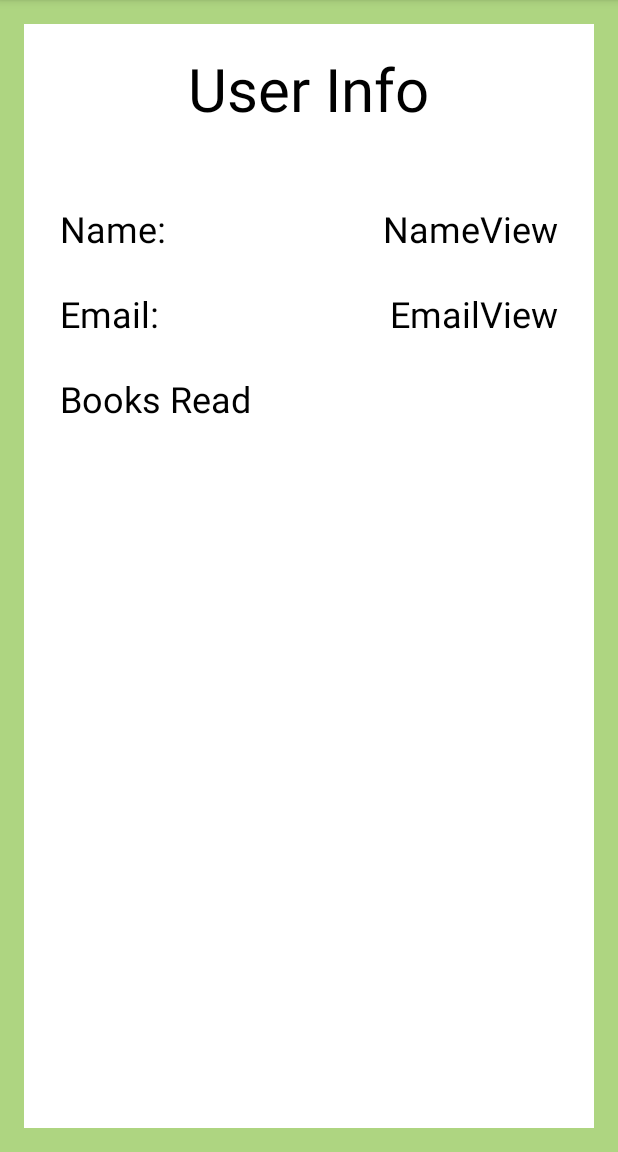
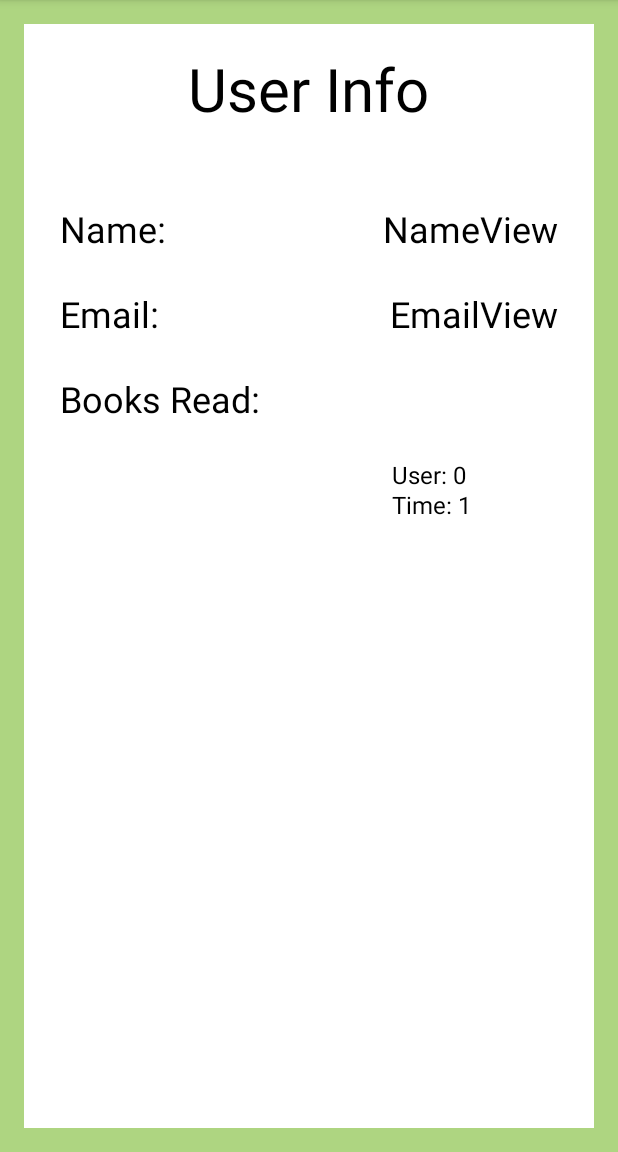
Before and after one commit to alprael/ReadWithoutMe, an Android app: the fragment UserInfoFragment placed in its activity, on a phone screen of 412 x 824 dp, the part 84-1236 px from its top. Run offline under Robolectric (Android 15) with nearby library versions, the phone set to English and light mode, and no system bars; our stand-ins replace Room's generated code; libraries missing offline, so code that uses them is left out: android.arch.persistence; 2 statements that could not run were skipped.

Commit message:
added a list view to the user info fragment. also worked on the read me

```diff
--- /dev/null
+++ b/app/src/main/java/com/alprael/readwithoutme/controller/ListAdapter.java
@@ -0,0 +1,62 @@
+package com.alprael.readwithoutme.controller;
+
+import android.content.Context;
+import android.support.annotation.NonNull;
+import android.support.annotation.Nullable;
+import android.view.LayoutInflater;
+import android.view.View;
+import android.view.ViewGroup;
+import android.widget.ArrayAdapter;
+import android.widget.TextView;
+import com.alprael.readwithoutme.R;
+import com.alprael.readwithoutme.model.entity.BooksRead;
+import com.alprael.readwithoutme.model.entity.User;
+import java.util.List;
+
+public class ListAdapter extends ArrayAdapter<BooksRead> {
+
+  private List<BooksRead> listBooksRead;
+  private TextView bookTitle, bookTime, user;
+
+  public ListAdapter(Context context, List<BooksRead> listBooksRead) {
+    super(context, 0);
+    this.listBooksRead = listBooksRead;
+  }
+
+
+
+  @Override
+  public int getCount() {
+    return listBooksRead.size();
+  }
+
+  @Nullable
+  @Override
+  public BooksRead getItem(int position) {
+    return listBooksRead.get(position);
+  }
+
+  @Override
+  public long getItemId(int position) {
+    return position;
+  }
+
+  @NonNull
+  @Override
+  public View getView(int position, View convertView, ViewGroup parent) {
+    LayoutInflater inflater;
+    BooksRead booksRead = getItem(position);
+    if (convertView == null) {
+      inflater = (LayoutInflater) getContext()
+          .getSystemService(getContext().LAYOUT_INFLATER_SERVICE);
+      convertView = inflater.inflate(R.layout.fragment_user_info_text, null);
+    }
+    bookTitle = convertView.findViewById(R.id.fragment_user_info_text_tv1);
+    user = convertView.findViewById(R.id.fragment_user_info_text_tv2);
+    bookTime = convertView.findViewById(R.id.fragment_user_info_text_tv3);
+    bookTitle.setText(booksRead.getBookName());
+    user.setText("User: " + booksRead.getUserId());
+    bookTime.setText("Time: " + String.valueOf(booksRead.getBookReadTime()));
+    return convertView;
+  }
+}
--- a/app/src/main/java/com/alprael/readwithoutme/controller/MainActivity.java
+++ b/app/src/main/java/com/alprael/readwithoutme/controller/MainActivity.java
@@ -1,5 +1,6 @@
 package com.alprael.readwithoutme.controller;
 
+import android.content.Context;
 import android.os.AsyncTask;
 import android.support.v7.app.AppCompatActivity;
 import android.os.Bundle;
@@ -16,6 +17,7 @@ import com.alprael.readwithoutme.view.SignInFragment;
 public class MainActivity extends AppCompatActivity {
 
   private RWMDatabase rWMDatabase;
+  private Context context;
   private long userId;
 
 
--- a/app/src/main/java/com/alprael/readwithoutme/model/dao/BookDao.java
+++ b/app/src/main/java/com/alprael/readwithoutme/model/dao/BookDao.java
@@ -34,6 +34,9 @@ public interface BookDao {
   @Query("SELECT file_name FROM books WHERE book_id=:bookId")
   String selectFileName(long bookId);
 
+  @Query("SELECT * FROM books WHERE file_name=:fileName")
+  Book selectAllFileName(String fileName);
+
   @Query("SELECT resource_image FROM books WHERE book_id=:bookId")
   int selectAllResImage(long bookId);
 
--- a/app/src/main/java/com/alprael/readwithoutme/model/dao/BooksReadDao.java
+++ b/app/src/main/java/com/alprael/readwithoutme/model/dao/BooksReadDao.java
@@ -35,14 +35,18 @@ public interface BooksReadDao {
   @Query("SELECT * FROM booksRead WHERE user_id=:userId")
   BooksRead selectAllUserId(long userId);
 
-  @Query("SELECT user_id FROM booksRead WHERE user_id=:userId")
+  @Query("SELECT user_id FROM users WHERE user_id=:userId")
   Long selectUserId(long userId);
 
-  @Query("SELECT book_id FROM booksRead WHERE book_id=:bookId")
+  @Query("SELECT book_id FROM books WHERE book_id=:bookId")
   Long selectBookId(long bookId);
 
   @Query("SELECT * FROM booksRead WHERE book_read_time=:bookReadTime")
   BooksRead selectAllBookReadTime(long bookReadTime);
+
+  @Query("SELECT * FROM booksRead WHERE book_name=:bookName")
+  BooksRead selectAllBookName(String bookName);
+
 
 
   @Update(onConflict = OnConflictStrategy.REPLACE)
--- a/app/src/main/java/com/alprael/readwithoutme/model/dao/UserDao.java
+++ b/app/src/main/java/com/alprael/readwithoutme/model/dao/UserDao.java
@@ -25,17 +25,18 @@ public interface UserDao {
   @Insert(onConflict = OnConflictStrategy.REPLACE)
   List<Long> insert(List<User> users);
 
-  @Query("SELECT * FROM users ORDER BY display_name ASC")
+  @Query("SELECT * FROM users ORDER BY user_name ASC")
   List<User> select();
 
   @Query("SELECT * FROM users WHERE user_id=:userId")
-  User selectUser(long userId);
+  User selectAllUser(long userId);
+
 
   @Query("SELECT * FROM users WHERE email=:email")
   User selectEmail(String email);
 
-  @Query("SELECT * FROM users WHERE display_name=:displayName")
-  User selectDisplayName(String displayName);
+  @Query("SELECT * FROM users WHERE user_name=:userName")
+  User selectUserName(String userName);
 
   @Update(onConflict = OnConflictStrategy.REPLACE)
   int update(User users);
--- a/app/src/main/java/com/alprael/readwithoutme/model/entity/BooksRead.java
+++ b/app/src/main/java/com/alprael/readwithoutme/model/entity/BooksRead.java
@@ -10,12 +10,13 @@ import android.support.annotation.NonNull;
 /**
  * BooksRead entity for the Read Without Me database.
  * This entity is the main connection between user and book.
- * It takes in a book_id and a user_id.
+ * It takes in a book_id with a book_name, and a user_id with a display_name
  * It does so only when the user has successfully read a book.
  */
 @Entity(
     tableName = "booksRead",
-    indices = {@Index(value = {"books_read_id", "user_id"}, unique = true)},
+    indices = {@Index(value = {"books_read_id", "user_id", "book_id", "book_name"},
+        unique = true)},
     foreignKeys = {@ForeignKey(entity = User.class, parentColumns = "user_id",
         childColumns = "user_id"), @ForeignKey(entity = Book.class,
         parentColumns = "book_id", childColumns = "book_id")})
@@ -29,9 +30,14 @@ public class BooksRead {
   @ColumnInfo(name = "user_id")
   private long userId;
 
+
   @NonNull
   @ColumnInfo(name = "book_id")
   private long bookId;
+
+  @NonNull
+  @ColumnInfo(name = "book_name")
+  private String bookName;
 
   @NonNull
   @ColumnInfo(name = "book_read_time")
@@ -105,4 +111,24 @@ public class BooksRead {
   public void setBookReadTime(long bookReadTime) {
     this.bookReadTime = bookReadTime;
   }
+
+  /**
+   * Allows rest of project to grab the book name from the book entity in relation
+   * to the booksRead entity
+   * @return
+   */
+  @NonNull
+  public String getBookName() {
+    return bookName;
+  }
+
+  /**
+   * Allows rest of project to set a book name in relation to the booksRead entity
+   * (is already set from the book entity.)
+   * @param bookName
+   */
+  public void setBookName(@NonNull String bookName) {
+    this.bookName = bookName;
+  }
+
 }
--- a/app/src/main/java/com/alprael/readwithoutme/view/MainBookFragment.java
+++ b/app/src/main/java/com/alprael/readwithoutme/view/MainBookFragment.java
@@ -58,7 +58,7 @@ public class MainBookFragment extends Fragment {
         bundle.putLong("book_id",adapter.getItem(position).getId());
         bookFragment.setArguments(bundle);
         FragmentTransaction transaction = getFragmentManager().beginTransaction()
-            .addToBackStack("info");
+            .addToBackStack(null);
         transaction.replace(R.id.frag_container, bookFragment);
         transaction.commit();
         Toast.makeText(getContext(), "Make sure to press the start button before reading!",
@@ -69,8 +69,7 @@ public class MainBookFragment extends Fragment {
 
   private void goToInfo() {
     UserInfoFragment userInfo = new UserInfoFragment();
-    FragmentTransaction transaction = getFragmentManager().beginTransaction()
-        .addToBackStack("info");
+    FragmentTransaction transaction = getFragmentManager().beginTransaction().addToBackStack(null);
     transaction.replace(R.id.frag_container, userInfo);
     transaction.commit();
   }
--- a/app/src/main/java/com/alprael/readwithoutme/view/QuizFragment.java
+++ b/app/src/main/java/com/alprael/readwithoutme/view/QuizFragment.java
@@ -45,7 +45,7 @@ public class QuizFragment extends Fragment {
 
   private void goToHome() {
     MainBookFragment mainBookFragment = new MainBookFragment();
-    FragmentTransaction transaction = getFragmentManager().beginTransaction();
+    FragmentTransaction transaction = getFragmentManager().beginTransaction().addToBackStack(null);
     transaction.replace(R.id.frag_container, mainBookFragment);
     transaction.commit();
   }
@@ -53,7 +53,7 @@ public class QuizFragment extends Fragment {
   private void goToInfo() {
     UserInfoFragment userInfo = new UserInfoFragment();
     FragmentTransaction transaction = getFragmentManager().beginTransaction()
-        .addToBackStack("info");
+        .addToBackStack(null);
     transaction.replace(R.id.frag_container, userInfo);
     transaction.commit();
   }
@@ -66,7 +66,7 @@ public class QuizFragment extends Fragment {
   @Override
   public boolean onOptionsItemSelected(MenuItem item) {
     switch (item.getItemId()) {
-      case R.id.quiz_fragment_menu_home:
+      case R.id.quiz_fragment_menu_done:
         goToHome();
         break;
       case R.id.quiz_fragment_menu_user_info:
--- a/app/src/main/java/com/alprael/readwithoutme/view/UserInfoFragment.java
+++ b/app/src/main/java/com/alprael/readwithoutme/view/UserInfoFragment.java
@@ -1,5 +1,6 @@
 package com.alprael.readwithoutme.view;
 
+import android.content.Context;
 import android.os.AsyncTask;
 import android.os.Bundle;
 import android.support.annotation.NonNull;
@@ -11,13 +12,16 @@ import android.view.Menu;
 import android.view.MenuInflater;
 import android.view.MenuItem;
 import android.view.View;
-import android.view.View.OnClickListener;
 import android.view.ViewGroup;
+import android.widget.ListView;
 import android.widget.TextView;
 import com.alprael.readwithoutme.R;
+import com.alprael.readwithoutme.controller.ListAdapter;
 import com.alprael.readwithoutme.controller.MainActivity;
 import com.alprael.readwithoutme.model.database.RWMDatabase;
+import com.alprael.readwithoutme.model.entity.BooksRead;
 import com.alprael.readwithoutme.model.entity.User;
+import java.util.List;
 
 /**
  * Fragment that inflates the view with the user's info.
@@ -26,6 +30,9 @@ public class UserInfoFragment extends Fragment {
 
   private View view;
   private TextView userInfoDisplayName, userInfoDisplayEmail, userInfoDisplayBooksRead;
+  private ListView userInfoListView;
+  private List<BooksRead> listBooksRead;
+  private Context context;
 
   @Nullable
   @Override
@@ -34,6 +41,7 @@ public class UserInfoFragment extends Fragment {
     view = inflater.inflate(R.layout.fragment_user_info, container, false);
     setHasOptionsMenu(true);
     initViews();
+    new BooksReadTask().execute();
     return view;
   }
 
@@ -41,19 +49,19 @@ public class UserInfoFragment extends Fragment {
     userInfoDisplayName = view.findViewById(R.id.user_info_display_name);
     userInfoDisplayEmail = view.findViewById(R.id.user_info_display_email);
     userInfoDisplayBooksRead = view.findViewById(R.id.user_info_books_read);
-    userInfoDisplayBooksRead.setOnClickListener(new OnClickListener() {
-      @Override
-      public void onClick(View v) {
-
-      }
-    });
     QueryTask queryTask = new QueryTask();
     queryTask.execute();
   }
 
+  private void initListView() {
+    userInfoListView = view.findViewById(R.id.user_info_books_read_lv);
+    final ListAdapter listAdapter = new ListAdapter(getContext(), listBooksRead);
+    userInfoListView.setAdapter(listAdapter);
+  }
+
   private void goToHome() {
     MainBookFragment mainBookFragment = new MainBookFragment();
-    FragmentTransaction transaction = getFragmentManager().beginTransaction();
+    FragmentTransaction transaction = getFragmentManager().beginTransaction().addToBackStack(null);
     transaction.replace(R.id.frag_container, mainBookFragment);
     transaction.commit();
   }
@@ -77,15 +85,29 @@ public class UserInfoFragment extends Fragment {
 
     @Override
     protected User doInBackground(Void... voids) {
-      User user = RWMDatabase.getInstance(getContext()).getUserDao().selectUser(
+      User user = RWMDatabase.getInstance(getContext()).getUserDao().selectAllUser(
           ((MainActivity) getActivity()).getUserId());
       return user;
     }
 
     @Override
     protected void onPostExecute(User user) {
-      userInfoDisplayName.setText(user.getDisplayName());
+      userInfoDisplayName.setText(user.getUserName());
       userInfoDisplayEmail.setText(user.getEmail());
     }
   }
+
+  private class BooksReadTask extends AsyncTask<Void, Void, List<BooksRead>> {
+
+    @Override
+    protected List<BooksRead> doInBackground(Void... voids) {
+      return RWMDatabase.getInstance(getContext()).getBooksReadDao().selectAll();
+    }
+
+    @Override
+    protected void onPostExecute(List<BooksRead> booksReads) {
+      listBooksRead = booksReads;
+      initListView();
+    }
+  }
 }
--- a/app/src/main/res/layout/fragment_book.xml
+++ b/app/src/main/res/layout/fragment_book.xml
@@ -20,8 +20,7 @@
     android:layout_alignParentTop="true"
     android:layout_centerHorizontal="true"
     android:gravity="center_vertical"
-    android:textSize="24sp"
-    android:visibility="gone"/>
+    android:textSize="24sp"/>
 
   <WebView
     android:id="@+id/book_fragment_webView"
--- a/app/src/main/res/layout/fragment_sign_in.xml
+++ b/app/src/main/res/layout/fragment_sign_in.xml
@@ -48,13 +48,13 @@
         android:layout_height="wrap_content"
         android:text="@string/log_out"
         app:layout_constraintBottom_toBottomOf="parent"
-        app:layout_constraintEnd_toStartOf="@+id/continue_button"
+        app:layout_constraintEnd_toStartOf="@+id/confirm_button"
         app:layout_constraintStart_toStartOf="parent"
         app:layout_constraintTop_toTopOf="parent"
         android:shadowColor="#000000"/>
 
       <Button
-        android:id="@+id/continue_button"
+        android:id="@+id/confirm_button"
         android:layout_width="wrap_content"
         android:layout_height="wrap_content"
         android:layout_marginStart="8dp"
--- a/app/src/main/res/layout/fragment_user_info.xml
+++ b/app/src/main/res/layout/fragment_user_info.xml
@@ -71,5 +71,17 @@
     android:textSize="24sp"
     android:textColor="#000000"/>
 
+    <ListView
+      android:id="@+id/user_info_books_read_lv"
+      android:layout_width="wrap_content"
+      android:layout_height="wrap_content"
+      android:layout_marginTop="56dp"
+      android:layout_marginBottom="24dp"
+      android:layout_marginStart="24dp"
+      android:layout_marginEnd="24dp"
+      android:layout_marginLeft="24dp"
+      android:layout_marginRight="24dp"
+      android:layout_alignTop="@id/user_info_books_read"/>
+
   </RelativeLayout>
 </RelativeLayout>
--- /dev/null
+++ b/app/src/main/res/layout/fragment_user_info_text.xml
@@ -0,0 +1,41 @@
+<?xml version="1.0" encoding="utf-8"?>
+<LinearLayout
+  xmlns:android="http://schemas.android.com/apk/res/android"
+  android:orientation="horizontal"
+  android:layout_width="match_parent"
+  android:layout_height="match_parent">
+
+  <TextView
+    android:id="@+id/fragment_user_info_text_tv1"
+    android:layout_width="match_parent"
+    android:layout_height="40dp"
+    android:layout_weight="33.3"
+    android:text="text"
+    android:textSize="16sp"
+    android:padding="8dp"
+    android:textColor="#000000"/>
+  <LinearLayout
+    android:orientation="vertical"
+    android:layout_weight="66.6"
+    android:layout_width="match_parent"
+    android:layout_height="wrap_content">
+
+    <TextView
+      android:id="@+id/fragment_user_info_text_tv2"
+      android:layout_width="match_parent"
+      android:layout_height="20dp"
+      android:text="text2"
+      android:textSize="16sp"
+      android:textColor="#000000"/>
+
+    <TextView
+      android:id="@+id/fragment_user_info_text_tv3"
+      android:layout_width="match_parent"
+      android:layout_height="20dp"
+      android:text="text3"
+      android:textSize="16sp"
+      android:textColor="#000000"/>
+
+  </LinearLayout>
+
+</LinearLayout>
--- a/app/src/main/res/menu/quiz_fragment_menu.xml
+++ b/app/src/main/res/menu/quiz_fragment_menu.xml
@@ -3,9 +3,9 @@
   xmlns:app="http://schemas.android.com/apk/res-auto">
 
   <item
-    android:id="@+id/quiz_fragment_menu_home"
-    android:title="@string/home"
-    app:showAsAction="never"/>
+    android:id="@+id/quiz_fragment_menu_done"
+    android:title="@string/done"
+    app:showAsAction="always"/>
 
   <item
     android:id="@+id/quiz_fragment_menu_user_info"
--- a/app/src/main/res/values/strings.xml
+++ b/app/src/main/res/values/strings.xml
@@ -8,7 +8,7 @@
   <string name="seconds_key">Seconds:</string>
   <string name="home">Home</string>
   <string name="info">Info</string>
-  <string name="books_read">Books Read</string>
+  <string name="books_read">Books Read:</string>
   <string name="emailview">EmailView</string>
   <string name="email">Email:</string>
   <string name="nameview">NameView</string>
@@ -19,4 +19,5 @@
   <string name="log_out">Log Out</string>
   <string name="confirm">Confirm</string>
   <string name="textview">TextView</string>
+  <string name="done">Done</string>
 </resources>
```
Also changed, not shown: app/src/main/java/com/alprael/readwithoutme/model/entity/User.java (+8 -8 lines), app/src/main/java/com/alprael/readwithoutme/view/BookFragment.java (+5 -4 lines), app/src/main/java/com/alprael/readwithoutme/view/SignInFragment.java (+11 -10 lines), 2 other files.
